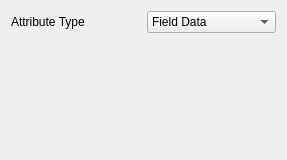
First picture: the form in Plugins/ClientTableView/ClientTableDisplay.ui, repository wildmichael/ParaView3-enhancements-old, before the edit.
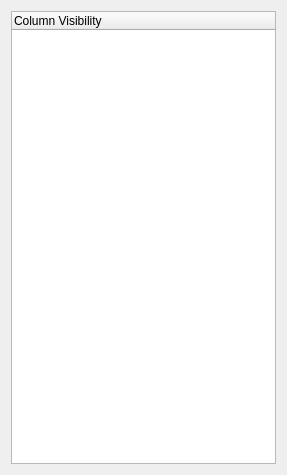
Second picture: the form after the edit. Custom widgets are drawn as their Qt base class.

Commit message: ENH: Add column selection API to Qt table view.

The edit to the form file:
```diff
--- a/Plugins/ClientTableView/ClientTableDisplay.ui
+++ b/Plugins/ClientTableView/ClientTableDisplay.ui
@@ -1,78 +1,39 @@
 <ui version="4.0" >
  <class>ClientTableDisplay</class>
- <widget class="QWidget" name="ClientTableDisplay" >
-  <property name="geometry" >
+ <widget class="QWidget" name="ClientTableDisplay">
+  <property name="geometry">
    <rect>
     <x>0</x>
     <y>0</y>
     <width>287</width>
-    <height>160</height>
+    <height>475</height>
    </rect>
   </property>
   <property name="windowTitle" >
    <string>Form</string>
   </property>
-  <layout class="QVBoxLayout" >
-   <item>
-    <layout class="QGridLayout" >
-     <item row="0" column="0" >
-      <widget class="QLabel" name="label_7" >
-       <property name="text" >
-        <string>Attribute Type</string>
-       </property>
-      </widget>
-     </item>
-     <item row="0" column="1" >
-      <widget class="QComboBox" name="attribute_mode" >
-       <item>
-        <property name="text" >
-         <string>Field Data</string>
-        </property>
-       </item>
-       <item>
-        <property name="text" >
-         <string>Point Data</string>
-        </property>
-       </item>
-       <item>
-        <property name="text" >
-         <string>Cell Data</string>
-        </property>
-       </item>
-       <item>
-        <property name="text" >
-         <string>Vertex Data</string>
-        </property>
-       </item>
-       <item>
-        <property name="text" >
-         <string>Edge Data</string>
-        </property>
-       </item>
-       <item>
-        <property name="text" >
-         <string>Row Data</string>
-        </property>
-       </item>
-      </widget>
-     </item>
-     <item row="1" column="0" colspan="2" >
-      <spacer>
-       <property name="orientation" >
-        <enum>Qt::Vertical</enum>
-       </property>
-       <property name="sizeHint" >
-        <size>
-         <width>20</width>
-         <height>40</height>
-        </size>
-       </property>
-      </spacer>
-     </item>
-    </layout>
+  <layout class="QGridLayout" name="gridLayout">
+   <item row="0" column="0">
+    <widget class="pqTreeWidget" name="columns">
+     <property name="rootIsDecorated">
+      <bool>false</bool>
+     </property>
+     <column>
+      <property name="text">
+       <string>Column Visibility</string>
+      </property>
+     </column>
+    </widget>
    </item>
   </layout>
  </widget>
+ <customwidgets>
+  <customwidget>
+   <class>pqTreeWidget</class>
+   <extends>QTreeWidget</extends>
+   <header>pqTreeWidget.h</header>
+  </customwidget>
+ </customwidgets>
  <resources/>
  <connections/>
 </ui>
```
Left out of the diff: 5 changed lines with no effect on the pictures. The commit also changes 5 other files.
